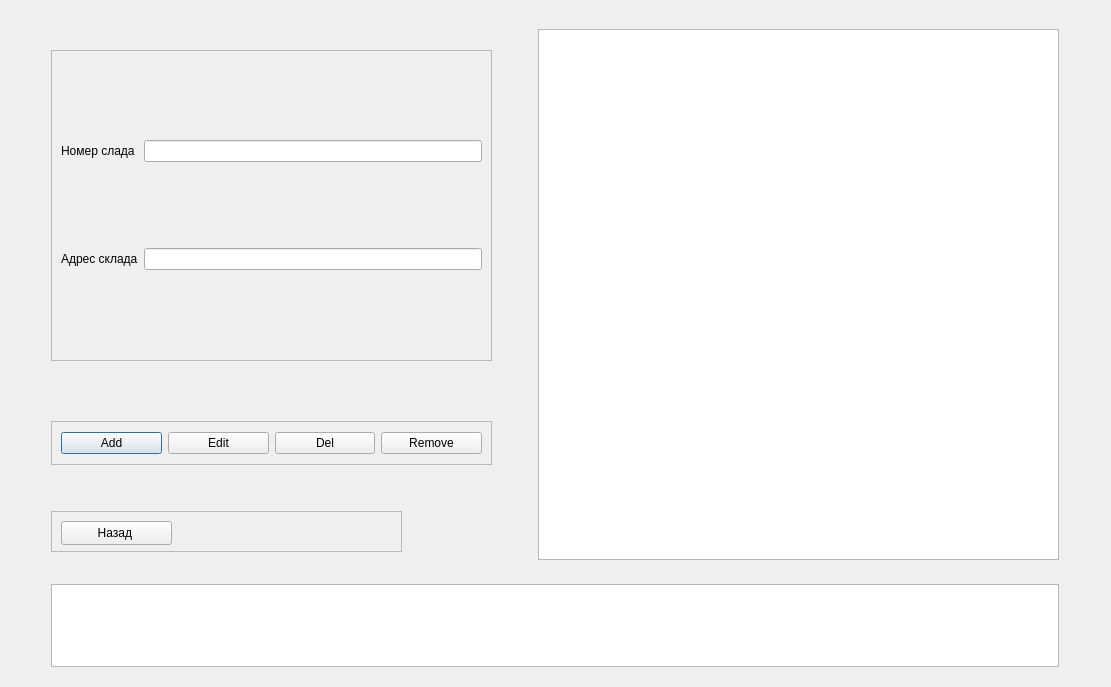
Qt form course2/stock.ui (Sushakkk/Course-work-DB) before a commit.
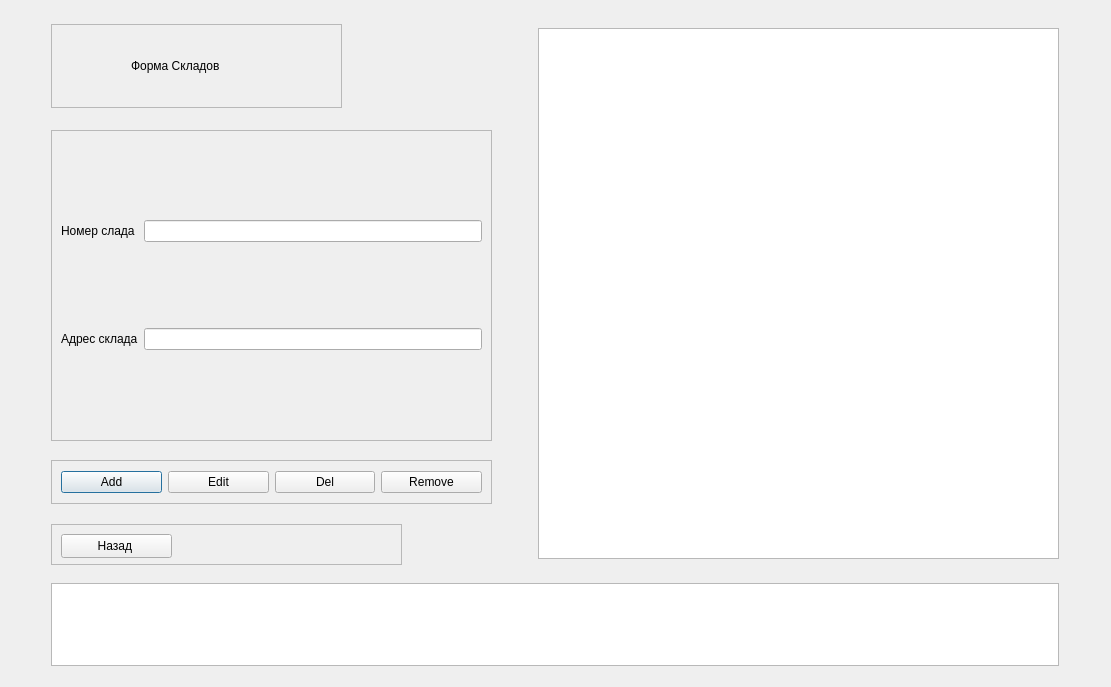
The same form after that commit. Icons and pictures are not drawn.

The edit to the form file:
```diff
--- a/course2/stock.ui
+++ b/course2/stock.ui
@@ -14,7 +14,117 @@
    <string>Dialog</string>
   </property>
   <layout class="QGridLayout" name="gridLayout_2">
+   <item row="0" column="0">
+    <widget class="QFrame" name="frame_title_Form">
+     <property name="maximumSize">
+      <size>
+       <width>291</width>
+       <height>84</height>
+      </size>
+     </property>
+     <property name="frameShape">
+      <enum>QFrame::StyledPanel</enum>
+     </property>
+     <property name="frameShadow">
+      <enum>QFrame::Raised</enum>
+     </property>
+     <layout class="QHBoxLayout" name="horizontalLayout_5">
+      <item>
+       <widget class="QLabel" name="ImgReport_2">
+        <property name="text">
+         <string/>
+        </property>
+        <property name="pixmap">
+         <pixmap resource="Recource.qrc">:/rec/img/Form.png</pixmap>
+        </property>
+       </widget>
+      </item>
+      <item>
+       <widget class="QLabel" name="lbReport_2">
+        <property name="minimumSize">
+         <size>
+          <width>201</width>
+          <height>64</height>
+         </size>
+        </property>
+        <property name="maximumSize">
+         <size>
+          <width>201</width>
+          <height>64</height>
+         </size>
+        </property>
+        <property name="styleSheet">
+         <string notr="true">font: 20pt &quot;Segoe UI&quot;;</string>
+        </property>
+        <property name="text">
+         <string>Форма Складов</string>
+        </property>
+       </widget>
+      </item>
+     </layout>
+    </widget>
+   </item>
+   <item row="0" column="1" rowspan="4">
+    <widget class="QTableWidget" name="twOrg">
+     <property name="minimumSize">
+      <size>
+       <width>521</width>
+       <height>531</height>
+      </size>
+     </property>
+     <property name="maximumSize">
+      <size>
+       <width>521</width>
+       <height>531</height>
+      </size>
+     </property>
+    </widget>
+   </item>
    <item row="1" column="0">
+    <widget class="QFrame" name="frame">
+     <property name="minimumSize">
+      <size>
+       <width>441</width>
+       <height>311</height>
+      </size>
+     </property>
+     <property name="maximumSize">
+      <size>
+       <width>441</width>
+       <height>311</height>
+      </size>
+     </property>
+     <property name="frameShape">
+      <enum>QFrame::StyledPanel</enum>
+     </property>
+     <property name="frameShadow">
+      <enum>QFrame::Raised</enum>
+     </property>
+     <layout class="QGridLayout" name="gridLayout">
+      <item row="0" column="1">
+       <widget class="QLineEdit" name="leID"/>
+      </item>
+      <item row="1" column="0">
+       <widget class="QLabel" name="lbName_2">
+        <property name="text">
+         <string>Адрес склада</string>
+        </property>
+       </widget>
+      </item>
+      <item row="1" column="1">
+       <widget class="QLineEdit" name="leAdress"/>
+      </item>
+      <item row="0" column="0">
+       <widget class="QLabel" name="lbID_2">
+        <property name="text">
+         <string>Номер слада </string>
+        </property>
+       </widget>
+      </item>
+     </layout>
+    </widget>
+   </item>
+   <item row="2" column="0">
     <widget class="QFrame" name="frame_3">
      <property name="maximumSize">
       <size>
@@ -60,7 +170,7 @@
      </layout>
     </widget>
    </item>
-   <item row="2" column="0">
+   <item row="3" column="0">
     <widget class="QFrame" name="frame_4">
      <property name="minimumSize">
       <size>
@@ -95,51 +205,7 @@
      </widget>
     </widget>
    </item>
-   <item row="0" column="0">
-    <widget class="QFrame" name="frame">
-     <property name="minimumSize">
-      <size>
-       <width>441</width>
-       <height>311</height>
-      </size>
-     </property>
-     <property name="maximumSize">
-      <size>
-       <width>441</width>
-       <height>311</height>
-      </size>
-     </property>
-     <property name="frameShape">
-      <enum>QFrame::StyledPanel</enum>
-     </property>
-     <property name="frameShadow">
-      <enum>QFrame::Raised</enum>
-     </property>
-     <layout class="QGridLayout" name="gridLayout">
-      <item row="0" column="1">
-       <widget class="QLineEdit" name="leID"/>
-      </item>
-      <item row="1" column="0">
-       <widget class="QLabel" name="lbName_2">
-        <property name="text">
-         <string>Адрес склада</string>
-        </property>
-       </widget>
-      </item>
-      <item row="1" column="1">
-       <widget class="QLineEdit" name="leAdress"/>
-      </item>
-      <item row="0" column="0">
-       <widget class="QLabel" name="lbID_2">
-        <property name="text">
-         <string>Номер слада </string>
-        </property>
-       </widget>
-      </item>
-     </layout>
-    </widget>
-   </item>
-   <item row="3" column="0" colspan="2">
+   <item row="4" column="0" colspan="2">
     <widget class="QTextEdit" name="teResult">
      <property name="sizePolicy">
       <sizepolicy hsizetype="Minimum" vsizetype="Expanding">
@@ -158,22 +224,6 @@
      </property>
     </widget>
    </item>
-   <item row="0" column="1" rowspan="3">
-    <widget class="QTableWidget" name="twOrg">
-     <property name="minimumSize">
-      <size>
-       <width>521</width>
-       <height>531</height>
-      </size>
-     </property>
-     <property name="maximumSize">
-      <size>
-       <width>521</width>
-       <height>531</height>
-      </size>
-     </property>
-    </widget>
-   </item>
   </layout>
  </widget>
  <resources/>
```
Left out of the diff: 4 changed lines with no effect on the pictures.
